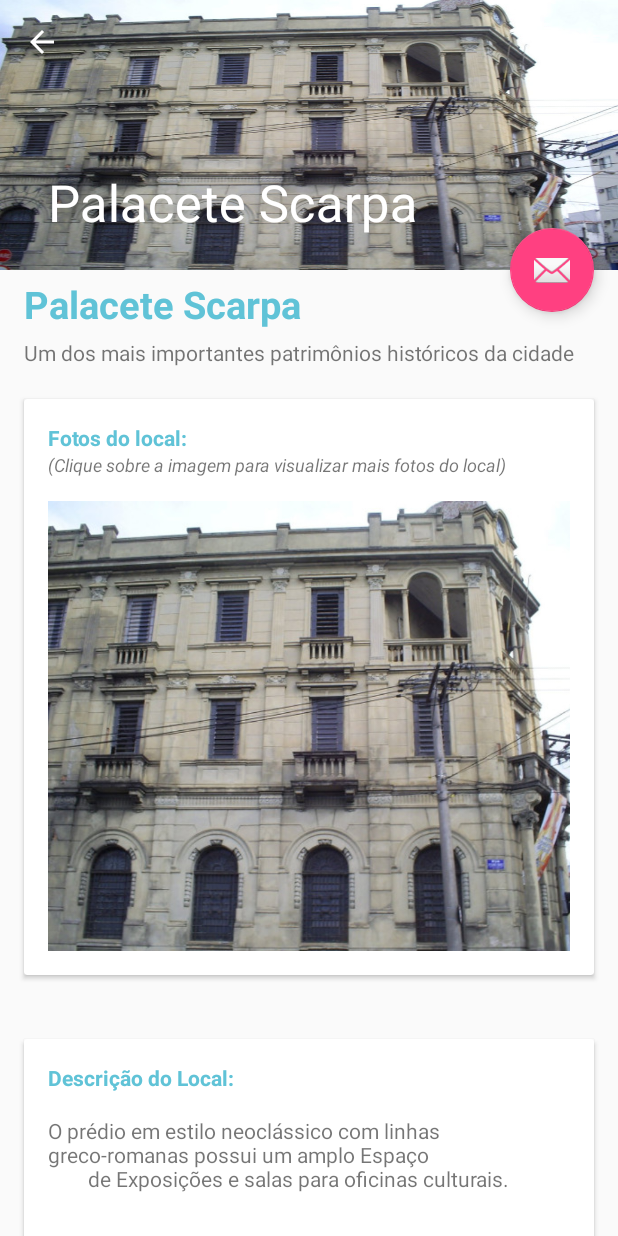
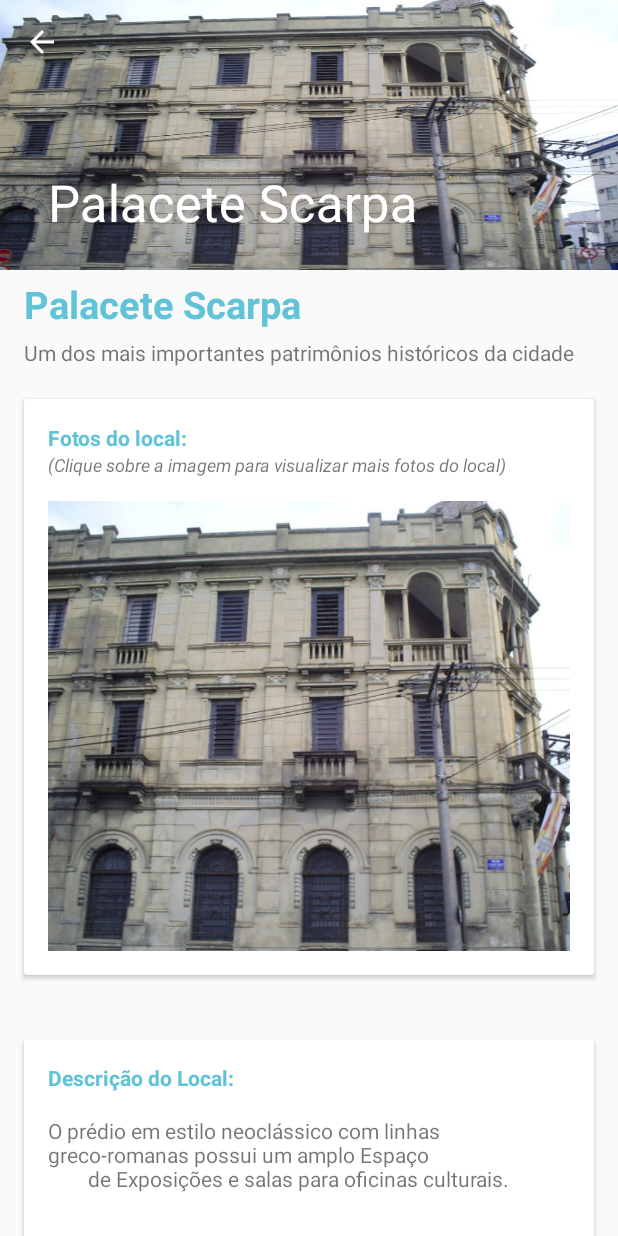
Before and after one commit to douglimar/SorocabaGuide2, an Android app: the DetailsActivity screen opened directly, with no data from a screen before it, on a phone screen of 412 x 824 dp. Run offline under Robolectric (Android 15) with nearby library versions, the phone set to English and light mode, and no system bars; our stand-ins replace AdMob; 1 statement that could not run was skipped.

Commit message:
commit on linux -- 2018.01.21

```diff
--- a/app/build.gradle
+++ b/app/build.gradle
@@ -6,8 +6,8 @@ android {
         applicationId "br.com.ddmsoftware.sorocabaguide"
         minSdkVersion 19
         targetSdkVersion 26
-        versionCode 1
-        versionName "1.0"
+        versionCode 2
+        versionName "1.1"
         testInstrumentationRunner "android.support.test.runner.AndroidJUnitRunner"
     }
     buildTypes {
--- a/app/src/main/java/br/com/ddmsoftware/sorocabaguide/DetailsActivity.java
+++ b/app/src/main/java/br/com/ddmsoftware/sorocabaguide/DetailsActivity.java
@@ -105,16 +105,6 @@ public class DetailsActivity extends AppCompatActivity {
         AdRequest adRequest1 = new AdRequest.Builder().build();
         adView1.loadAd(adRequest1);
 
-
-        FloatingActionButton fab = findViewById(R.id.fab);
-        fab.setOnClickListener(new View.OnClickListener() {
-            @Override
-            public void onClick(View view) {
-                Snackbar.make(view, "Replace with your own action", Snackbar.LENGTH_LONG)
-                        .setAction("Action", null).show();
-            }
-        });
-
         // add back arrow to toolbar
         if (getSupportActionBar() != null){
             getSupportActionBar().setDisplayHomeAsUpEnabled(true);
--- a/app/src/main/res/layout/activity_category.xml
+++ b/app/src/main/res/layout/activity_category.xml
@@ -61,7 +61,8 @@
         android:gravity="start|center"
         android:background="@drawable/bg_button_historicalplaces"
         android:drawableStart="@drawable/ic_places"
-        android:text="@string/monumentos_e_locais_historicos"/>
+        android:text="@string/monumentos_e_locais_historicos"
+        tools:targetApi="lollipop" />
 
 <!--
     <Button
--- a/app/src/main/res/layout/activity_details.xml
+++ b/app/src/main/res/layout/activity_details.xml
@@ -35,13 +35,4 @@
 
     <include layout="@layout/content_details" />
 
-    <android.support.design.widget.FloatingActionButton
-        android:id="@+id/fab"
-        android:layout_width="wrap_content"
-        android:layout_height="wrap_content"
-        android:layout_margin="@dimen/fab_margin"
-        app:layout_anchor="@id/app_bar"
-        app:layout_anchorGravity="bottom|end"
-        app:srcCompat="@android:drawable/ic_dialog_email" />
-
 </android.support.design.widget.CoordinatorLayout>
--- a/app/src/main/res/layout/activity_splash.xml
+++ b/app/src/main/res/layout/activity_splash.xml
@@ -1,5 +1,6 @@
 <FrameLayout xmlns:android="http://schemas.android.com/apk/res/android"
     xmlns:tools="http://schemas.android.com/tools"
+    android:id="@+id/splashFrameLayout"
     android:layout_width="match_parent"
     android:layout_height="match_parent"
     android:background="@drawable/bootsplash_1280x768"
--- a/app/src/main/res/layout/item_row.xml
+++ b/app/src/main/res/layout/item_row.xml
@@ -1,5 +1,6 @@
 <?xml version="1.0" encoding="utf-8"?>
 <LinearLayout xmlns:android="http://schemas.android.com/apk/res/android"
+    xmlns:tools="http://schemas.android.com/tools"
     android:orientation="horizontal"
     android:layout_width="match_parent"
     android:layout_height="120dp">
@@ -11,7 +12,8 @@
         android:layout_margin="10dp"
         android:background="#fff"
         android:elevation="5dp"
-        android:orientation="horizontal">
+        android:orientation="horizontal"
+        tools:targetApi="lollipop">
 
         <ImageView
             android:id="@+id/imgItemRow"
```
Also changed, not shown: app/src/main/java/br/com/ddmsoftware/sorocabaguide/SplashActivity.java (+28 -0 lines), app/src/main/res/drawable/bootsplash_en.png (added), 764 other files.
